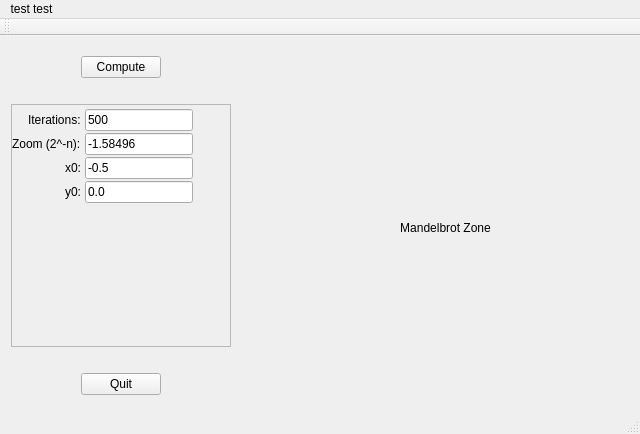
Above: mainwindow.ui from LucChoubert/MandelbrotQtWidgets before the change. Below: the same form after it.
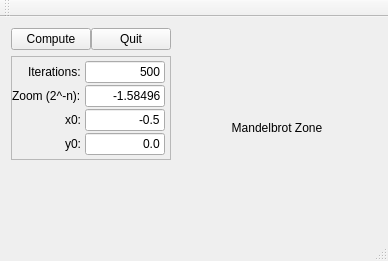
That is the form after the change.

Commit message: Improvment in the UI placement and dynamic size of the image

```diff
--- a/mainwindow.ui
+++ b/mainwindow.ui
@@ -2,13 +2,8 @@
 <ui version="4.0">
  <class>MainWindow</class>
  <widget class="QMainWindow" name="MainWindow">
-  <property name="geometry">
-   <rect>
-    <x>0</x>
-    <y>0</y>
-    <width>640</width>
-    <height>434</height>
-   </rect>
+  <property name="enabled">
+   <bool>true</bool>
   </property>
   <property name="sizePolicy">
    <sizepolicy hsizetype="MinimumExpanding" vsizetype="Preferred">
@@ -20,38 +15,47 @@
    <string>Mandelbrot</string>
   </property>
   <widget class="QWidget" name="centralWidget">
-   <widget class="QWidget" name="verticalLayoutWidget">
-    <property name="geometry">
-     <rect>
-      <x>0</x>
-      <y>9</y>
-      <width>242</width>
-      <height>361</height>
-     </rect>
-    </property>
-    <layout class="QVBoxLayout" name="verticalLayout">
-     <item alignment="Qt::AlignHCenter">
+   <layout class="QHBoxLayout" name="horizontalLayout_2">
+    <item>
+     <layout class="QVBoxLayout" name="verticalLayout_5">
+      <item>
+       <layout class="QHBoxLayout" name="horizontalLayout">
+        <property name="spacing">
+         <number>0</number>
+        </property>
+        <property name="sizeConstraint">
+         <enum>QLayout::SetMinimumSize</enum>
+        </property>
+        <item>
       <widget class="QPushButton" name="computeButton">
+          <property name="enabled">
+           <bool>true</bool>
+          </property>
+          <property name="maximumSize">
+           <size>
+            <width>80</width>
+            <height>16777215</height>
+           </size>
+          </property>
        <property name="text">
         <string>Compute</string>
        </property>
       </widget>
      </item>
      <item>
-      <spacer name="verticalSpacer_1">
-       <property name="orientation">
-        <enum>Qt::Vertical</enum>
-       </property>
-       <property name="sizeType">
-        <enum>QSizePolicy::Preferred</enum>
-       </property>
-       <property name="sizeHint" stdset="0">
+         <widget class="QPushButton" name="quitButton">
+          <property name="maximumSize">
         <size>
-         <width>20</width>
-         <height>20</height>
-        </size>
-       </property>
-      </spacer>
+            <width>80</width>
+            <height>16777215</height>
+           </size>
+          </property>
+          <property name="text">
+           <string>Quit</string>
+          </property>
+         </widget>
+        </item>
+       </layout>
      </item>
      <item>
       <widget class="QFrame" name="inputFrame">
@@ -101,7 +105,7 @@
         <item>
          <layout class="QFormLayout" name="formLayout_1">
           <property name="sizeConstraint">
-           <enum>QLayout::SetMinimumSize</enum>
+            <enum>QLayout::SetFixedSize</enum>
           </property>
           <property name="fieldGrowthPolicy">
            <enum>QFormLayout::FieldsStayAtSizeHint</enum>
@@ -115,18 +119,29 @@
           <property name="verticalSpacing">
            <number>2</number>
           </property>
-          <item row="0" column="0">
-           <widget class="QLabel" name="iterationsLabel">
-            <property name="text">
-             <string>Iterations:</string>
-            </property>
-           </widget>
-          </item>
           <item row="0" column="1">
            <widget class="QLineEdit" name="iterationsLineEdit">
+             <property name="sizePolicy">
+              <sizepolicy hsizetype="Minimum" vsizetype="Fixed">
+               <horstretch>0</horstretch>
+               <verstretch>0</verstretch>
+              </sizepolicy>
+             </property>
+             <property name="maximumSize">
+              <size>
+               <width>80</width>
+               <height>16777215</height>
+              </size>
+             </property>
             <property name="text">
              <string>500</string>
             </property>
+             <property name="maxLength">
+              <number>6</number>
+             </property>
+             <property name="alignment">
+              <set>Qt::AlignRight|Qt::AlignTrailing|Qt::AlignVCenter</set>
+             </property>
             <property name="clearButtonEnabled">
              <bool>false</bool>
             </property>
@@ -141,9 +156,18 @@
           </item>
           <item row="1" column="1">
            <widget class="QLineEdit" name="zoomLineEdit">
+             <property name="maximumSize">
+              <size>
+               <width>80</width>
+               <height>16777215</height>
+              </size>
+             </property>
             <property name="text">
              <string>-1.58496</string>
             </property>
+             <property name="alignment">
+              <set>Qt::AlignRight|Qt::AlignTrailing|Qt::AlignVCenter</set>
+             </property>
            </widget>
           </item>
           <item row="2" column="0">
@@ -155,9 +179,18 @@
           </item>
           <item row="2" column="1">
            <widget class="QLineEdit" name="x0LineEdit">
+             <property name="maximumSize">
+              <size>
+               <width>80</width>
+               <height>16777215</height>
+              </size>
+             </property>
             <property name="text">
              <string>-0.5</string>
             </property>
+             <property name="alignment">
+              <set>Qt::AlignRight|Qt::AlignTrailing|Qt::AlignVCenter</set>
+             </property>
            </widget>
           </item>
           <item row="4" column="0">
@@ -169,9 +202,25 @@
           </item>
           <item row="4" column="1">
            <widget class="QLineEdit" name="y0LineEdit">
+             <property name="maximumSize">
+              <size>
+               <width>80</width>
+               <height>16777215</height>
+              </size>
+             </property>
             <property name="text">
              <string>0.0</string>
             </property>
+             <property name="alignment">
+              <set>Qt::AlignRight|Qt::AlignTrailing|Qt::AlignVCenter</set>
+             </property>
+            </widget>
+           </item>
+           <item row="0" column="0">
+            <widget class="QLabel" name="iterationsLabel">
+             <property name="text">
+              <string>Iterations:</string>
+             </property>
            </widget>
           </item>
          </layout>
@@ -180,45 +229,43 @@
       </widget>
      </item>
      <item>
-      <spacer name="verticalSpacer_2">
+       <spacer name="verticalSpacer">
        <property name="orientation">
         <enum>Qt::Vertical</enum>
        </property>
-       <property name="sizeType">
-        <enum>QSizePolicy::Preferred</enum>
-       </property>
        <property name="sizeHint" stdset="0">
         <size>
          <width>20</width>
-         <height>20</height>
+          <height>40</height>
         </size>
        </property>
       </spacer>
      </item>
-     <item alignment="Qt::AlignHCenter">
-      <widget class="QPushButton" name="quitButton">
-       <property name="text">
-        <string>Quit</string>
-       </property>
-      </widget>
-     </item>
-    </layout>
-   </widget>
+     </layout>
+    </item>
+    <item>
    <widget class="QLabel" name="mandelbrotZoneLabel">
-    <property name="geometry">
-     <rect>
-      <x>260</x>
-      <y>16</y>
-      <width>371</width>
-      <height>351</height>
-     </rect>
+      <property name="sizePolicy">
+       <sizepolicy hsizetype="Preferred" vsizetype="Preferred">
+        <horstretch>0</horstretch>
+        <verstretch>0</verstretch>
+       </sizepolicy>
+      </property>
+      <property name="minimumSize">
+       <size>
+        <width>200</width>
+        <height>200</height>
+       </size>
     </property>
     <property name="maximumSize">
      <size>
-      <width>600</width>
-      <height>600</height>
-     </size>
-    </property>
+        <width>1024</width>
+        <height>1024</height>
+       </size>
+      </property>
+      <property name="frameShape">
+       <enum>QFrame::NoFrame</enum>
+      </property>
     <property name="text">
      <string>Mandelbrot Zone</string>
     </property>
@@ -226,6 +273,8 @@
      <set>Qt::AlignCenter</set>
     </property>
    </widget>
+    </item>
+   </layout>
   </widget>
   <widget class="QToolBar" name="mainToolBar">
    <attribute name="toolBarArea">
@@ -241,16 +290,10 @@
     <rect>
      <x>0</x>
      <y>0</y>
-     <width>640</width>
+     <width>320</width>
      <height>22</height>
     </rect>
    </property>
-   <widget class="QMenu" name="menutest_test">
-    <property name="title">
-     <string>test test</string>
-    </property>
-   </widget>
-   <addaction name="menutest_test"/>
   </widget>
  </widget>
  <layoutdefault spacing="6" margin="11"/>
```
Lines whose indentation alone changed are shown as unchanged. The commit also changes 3 other files.
